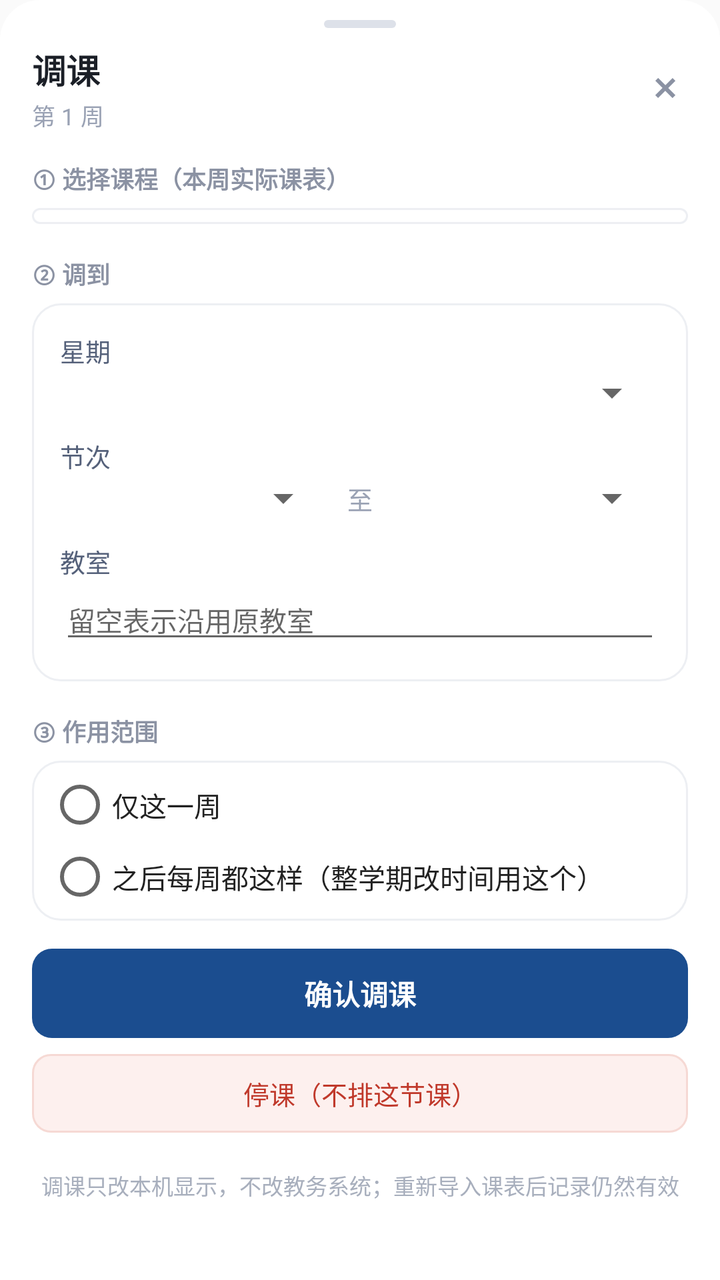
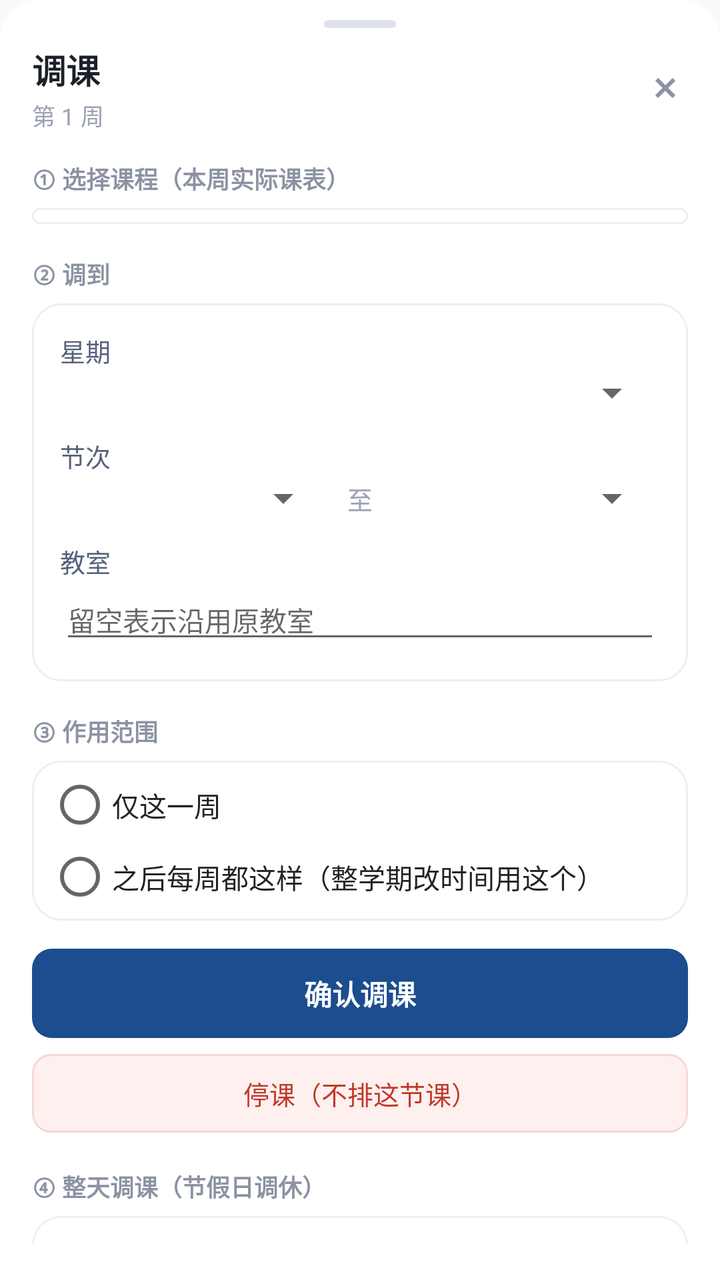

An Android layout rendered at two revisions. The XML below is the earlier revision; the diff shows what the commit changed to produce the second picture.
<!-- AndroidManifest.xml: application theme AppTheme -->
<!-- res/layout/sheet_adjust.xml -->
<?xml version="1.0" encoding="utf-8"?>
<LinearLayout xmlns:android="http://schemas.android.com/apk/res/android"
    android:layout_width="match_parent"
    android:layout_height="wrap_content"
    android:orientation="vertical"
    android:background="@drawable/sheet_bg"
    android:paddingStart="16dp"
    android:paddingEnd="16dp"
    android:paddingBottom="18dp">

    <View
        android:layout_width="36dp"
        android:layout_height="4dp"
        android:layout_gravity="center_horizontal"
        android:layout_marginTop="10dp"
        android:background="@drawable/sheet_handle" />

    <ScrollView
        android:layout_width="match_parent"
        android:layout_height="wrap_content"
        android:layout_marginTop="8dp"
        android:scrollbars="none">

        <LinearLayout
            android:layout_width="match_parent"
            android:layout_height="wrap_content"
            android:orientation="vertical">

            
            <LinearLayout
                android:layout_width="match_parent"
                android:layout_height="wrap_content"
                android:orientation="horizontal"
                android:gravity="center_vertical">

                <LinearLayout
                    android:layout_width="0dp"
                    android:layout_height="wrap_content"
                    android:layout_weight="1"
                    android:orientation="vertical">

                    <TextView
                        android:layout_width="wrap_content"
                        android:layout_height="wrap_content"
                        android:text="调课"
                        android:textSize="17sp"
                        android:textStyle="bold"
                        android:textColor="#1B1F27" />

                    <TextView
                        android:id="@+id/adjWeekHint"
                        android:layout_width="match_parent"
                        android:layout_height="wrap_content"
                        android:layout_marginTop="2dp"
                        android:text="第 1 周"
                        android:textSize="11.5sp"
                        android:textColor="#9AA2B4" />
                </LinearLayout>

                <ImageButton
                    android:id="@+id/adjClose"
                    android:layout_width="34dp"
                    android:layout_height="34dp"
                    android:layout_marginEnd="-6dp"
                    android:background="@drawable/btn_icon_flat"
                    android:src="@drawable/ic_skeu_close"
                    android:tint="#8B92A3"
                    android:scaleType="centerInside"
                    android:contentDescription="关闭" />
            </LinearLayout>

            
            <TextView
                android:layout_width="match_parent"
                android:layout_height="wrap_content"
                android:layout_marginTop="14dp"
                android:text="① 选择课程（本周实际课表）"
                android:textSize="12sp"
                android:textStyle="bold"
                android:textColor="#8B92A3" />

            <Spinner
                android:id="@+id/adjCourse"
                android:layout_width="match_parent"
                android:layout_height="wrap_content"
                android:layout_marginTop="6dp"
                android:background="@drawable/cache_card_bg"
                android:paddingStart="12dp"
                android:paddingEnd="10dp"
                android:paddingTop="4dp"
                android:paddingBottom="4dp"
                android:spinnerMode="dialog"
                android:popupBackground="#FFFFFF" />

            <TextView
                android:id="@+id/adjEmpty"
                android:layout_width="match_parent"
                android:layout_height="wrap_content"
                android:layout_marginTop="8dp"
                android:background="@drawable/cache_card_bg"
                android:gravity="center"
                android:paddingTop="18dp"
                android:paddingBottom="18dp"
                android:text="本周这张课表上没有课"
                android:textSize="12.5sp"
                android:textColor="#9AA2B4"
                android:visibility="gone" />

            
            <TextView
                android:layout_width="match_parent"
                android:layout_height="wrap_content"
                android:layout_marginTop="16dp"
                android:text="② 调到"
                android:textSize="12sp"
                android:textStyle="bold"
                android:textColor="#8B92A3" />

            <LinearLayout
                android:layout_width="match_parent"
                android:layout_height="wrap_content"
                android:layout_marginTop="6dp"
                android:orientation="vertical"
                android:background="@drawable/cache_card_bg"
                android:padding="14dp">

                <TextView
                    android:layout_width="wrap_content"
                    android:layout_height="wrap_content"
                    android:text="星期"
                    android:textSize="12.5sp"
                    android:textColor="#55617A" />

                <Spinner
                    android:id="@+id/adjDay"
                    android:layout_width="match_parent"
                    android:layout_height="wrap_content"
                    android:spinnerMode="dialog"
                    android:popupBackground="#FFFFFF" />

                <TextView
                    android:layout_width="wrap_content"
                    android:layout_height="wrap_content"
                    android:layout_marginTop="10dp"
                    android:text="节次"
                    android:textSize="12.5sp"
                    android:textColor="#55617A" />

                <LinearLayout
                    android:layout_width="match_parent"
                    android:layout_height="wrap_content"
                    android:orientation="horizontal"
                    android:gravity="center_vertical">

                    <Spinner
                        android:id="@+id/adjSeStart"
                        android:layout_width="0dp"
                        android:layout_height="wrap_content"
                        android:layout_weight="1"
                        android:spinnerMode="dialog"
                        android:popupBackground="#FFFFFF" />

                    <TextView
                        android:layout_width="wrap_content"
                        android:layout_height="wrap_content"
                        android:layout_marginStart="8dp"
                        android:layout_marginEnd="8dp"
                        android:text="至"
                        android:textSize="12.5sp"
                        android:textColor="#9AA2B4" />

                    <Spinner
                        android:id="@+id/adjSeEnd"
                        android:layout_width="0dp"
                        android:layout_height="wrap_content"
                        android:layout_weight="1"
                        android:spinnerMode="dialog"
                        android:popupBackground="#FFFFFF" />
                </LinearLayout>

                <TextView
                    android:layout_width="wrap_content"
                    android:layout_height="wrap_content"
                    android:layout_marginTop="10dp"
                    android:text="教室"
                    android:textSize="12.5sp"
                    android:textColor="#55617A" />

                <EditText
                    android:id="@+id/adjRoom"
                    android:layout_width="match_parent"
                    android:layout_height="wrap_content"
                    android:hint="留空表示沿用原教室"
                    android:importantForAutofill="no"
                    android:inputType="text"
                    android:maxLines="1"
                    android:textSize="13.5sp" />
            </LinearLayout>

            
            <TextView
                android:layout_width="match_parent"
                android:layout_height="wrap_content"
                android:layout_marginTop="16dp"
                android:text="③ 作用范围"
                android:textSize="12sp"
                android:textStyle="bold"
                android:textColor="#8B92A3" />

            <RadioGroup
                android:id="@+id/adjScope"
                android:layout_width="match_parent"
                android:layout_height="wrap_content"
                android:layout_marginTop="6dp"
                android:background="@drawable/cache_card_bg"
                android:orientation="vertical"
                android:paddingStart="8dp"
                android:paddingEnd="8dp"
                android:paddingTop="4dp"
                android:paddingBottom="4dp">

                <RadioButton
                    android:id="@+id/adjScopeWeek"
                    android:layout_width="match_parent"
                    android:layout_height="wrap_content"
                    android:paddingTop="8dp"
                    android:paddingBottom="8dp"
                    android:text="仅这一周"
                    android:textSize="13.5sp"
                    android:textColor="#222222" />

                <RadioButton
                    android:id="@+id/adjScopeAll"
                    android:layout_width="match_parent"
                    android:layout_height="wrap_content"
                    android:paddingTop="8dp"
                    android:paddingBottom="8dp"
                    android:text="之后每周都这样（整学期改时间用这个）"
                    android:textSize="13.5sp"
                    android:textColor="#222222" />
            </RadioGroup>

            
            <TextView
                android:id="@+id/adjConfirm"
                android:layout_width="match_parent"
                android:layout_height="wrap_content"
                android:layout_marginTop="14dp"
                android:background="@drawable/cache_btn_primary"
                android:gravity="center"
                android:paddingTop="12dp"
                android:paddingBottom="12dp"
                android:text="确认调课"
                android:textSize="14sp"
                android:textStyle="bold"
                android:textColor="#FFFFFF" />

            <TextView
                android:id="@+id/adjCancelWeek"
                android:layout_width="match_parent"
                android:layout_height="wrap_content"
                android:layout_marginTop="8dp"
                android:background="@drawable/cache_btn_danger"
                android:gravity="center"
                android:paddingTop="10dp"
                android:paddingBottom="10dp"
                android:text="停课（不排这节课）"
                android:textSize="13sp"
                android:textColor="#C0392B" />

            
            <TextView
                android:id="@+id/adjListTitle"
                android:layout_width="match_parent"
                android:layout_height="wrap_content"
                android:layout_marginTop="18dp"
                android:text="已有的调课记录"
                android:textSize="12sp"
                android:textStyle="bold"
                android:textColor="#8B92A3"
                android:visibility="gone" />

            <LinearLayout
                android:id="@+id/adjList"
                android:layout_width="match_parent"
                android:layout_height="wrap_content"
                android:layout_marginTop="6dp"
                android:orientation="vertical" />

            <TextView
                android:layout_width="match_parent"
                android:layout_height="wrap_content"
                android:layout_marginTop="12dp"
                android:gravity="center"
                android:lineSpacingExtra="2dp"
                android:text="调课只改本机显示，不改教务系统；重新导入课表后记录仍然有效"
                android:textSize="11sp"
                android:textColor="#A8AFBD" />
        </LinearLayout>
    </ScrollView>
</LinearLayout>
<!-- resources referenced by this layout -->
<resources>
  <!-- drawable btn_icon_flat (drawable) -->
  <?xml version="1.0" encoding="utf-8"?>
  <ripple xmlns:android="http://schemas.android.com/apk/res/android"
      android:color="#241B4D8F">
      <item android:id="@android:id/mask">
          <shape android:shape="oval">
              <solid android:color="#FFFFFF" />
          </shape>
      </item>
  </ripple>
  <!-- drawable cache_btn_danger (drawable) -->
  <?xml version="1.0" encoding="utf-8"?>
  <ripple xmlns:android="http://schemas.android.com/apk/res/android"
      android:color="#22C0392B">
      <item>
          <shape android:shape="rectangle">
              <solid android:color="#FDF0EE" />
              <corners android:radius="9dp" />
              <stroke
                  android:width="1dp"
                  android:color="#F6D9D4" />
          </shape>
      </item>
  </ripple>
  <!-- drawable cache_btn_primary (drawable) -->
  <?xml version="1.0" encoding="utf-8"?>
  <ripple xmlns:android="http://schemas.android.com/apk/res/android"
      android:color="#33FFFFFF">
      <item>
          <shape android:shape="rectangle">
              <solid android:color="#1B4D8F" />
              <corners android:radius="10dp" />
          </shape>
      </item>
  </ripple>
  <!-- drawable cache_card_bg (drawable) -->
  <?xml version="1.0" encoding="utf-8"?>
  <shape xmlns:android="http://schemas.android.com/apk/res/android"
      android:shape="rectangle">
      <solid android:color="#FFFFFF" />
      <corners android:radius="14dp" />
      <stroke
          android:width="1dp"
          android:color="#EDEFF3" />
  </shape>
  <!-- drawable ic_skeu_close (drawable) -->
  <?xml version="1.0" encoding="utf-8"?>
  <vector xmlns:android="http://schemas.android.com/apk/res/android"
      android:width="20dp"
      android:height="20dp"
      android:viewportWidth="24"
      android:viewportHeight="24">
  
      <path
          android:fillColor="#FFFFFFFF"
          android:pathData="M12,10.3l4.3,-4.3l1.7,1.7l-4.3,4.3l4.3,4.3l-1.7,1.7l-4.3,-4.3l-4.3,4.3l-1.7,-1.7l4.3,-4.3l-4.3,-4.3l1.7,-1.7z" />
  </vector>
  <!-- drawable sheet_bg (drawable) -->
  <?xml version="1.0" encoding="utf-8"?>
  <shape xmlns:android="http://schemas.android.com/apk/res/android"
      android:shape="rectangle">
      <solid android:color="#FFFFFF" />
      <corners
          android:topLeftRadius="20dp"
          android:topRightRadius="20dp" />
  </shape>
  <!-- drawable sheet_handle (drawable) -->
  <?xml version="1.0" encoding="utf-8"?>
  <shape xmlns:android="http://schemas.android.com/apk/res/android"
      android:shape="rectangle">
      <solid android:color="#DDE1E9" />
      <corners android:radius="2dp" />
  </shape>
  <style name="AppTheme" parent="android:Theme.Material.Light.NoActionBar">
          <item name="android:statusBarColor">#ffffff</item>
          <item name="android:windowLightStatusBar">true</item>
      </style>
</resources>

<!-- the commit's change to res/layout/sheet_adjust.xml (unified diff, before → after) -->
@@ -270,6 +270,120 @@
 
             
             <TextView
+                android:layout_width="match_parent"
+                android:layout_height="wrap_content"
+                android:layout_marginTop="18dp"
+                android:text="④ 整天调课（节假日调休）"
+                android:textSize="12sp"
+                android:textStyle="bold"
+                android:textColor="#8B92A3" />
+
+            <LinearLayout
+                android:layout_width="match_parent"
+                android:layout_height="wrap_content"
+                android:layout_marginTop="6dp"
+                android:orientation="vertical"
+                android:background="@drawable/cache_card_bg"
+                android:padding="14dp">
+
+                <TextView
+                    android:layout_width="wrap_content"
+                    android:layout_height="wrap_content"
+                    android:text="把这一天的所有课"
+                    android:textSize="12.5sp"
+                    android:textColor="#55617A" />
+
+                <LinearLayout
+                    android:layout_width="match_parent"
+                    android:layout_height="wrap_content"
+                    android:layout_marginTop="4dp"
+                    android:orientation="horizontal"
+                    android:gravity="center_vertical">
+
+                    <Spinner
+                        android:id="@+id/adjDmSrcWeek"
+                        android:layout_width="0dp"
+                        android:layout_height="wrap_content"
+                        android:layout_weight="1.2"
+                        android:spinnerMode="dialog"
+                        android:popupBackground="#FFFFFF" />
+
+                    <TextView
+                        android:layout_width="wrap_content"
+                        android:layout_height="wrap_content"
+                        android:layout_marginStart="4dp"
+                        android:layout_marginEnd="4dp"
+                        android:text="周"
+                        android:textSize="12.5sp"
+                        android:textColor="#55617A" />
+
+                    <Spinner
+                        android:id="@+id/adjDmSrcDay"
+                        android:layout_width="0dp"
+                        android:layout_height="wrap_content"
+                        android:layout_weight="1"
+                        android:spinnerMode="dialog"
+                        android:popupBackground="#FFFFFF" />
+                </LinearLayout>
+
+                <TextView
+                    android:layout_width="wrap_content"
+                    android:layout_height="wrap_content"
+                    android:layout_marginTop="8dp"
+                    android:text="整体调到 ↓"
+                    android:textSize="12.5sp"
+                    android:textColor="#55617A" />
+
+                <LinearLayout
+                    android:layout_width="match_parent"
+                    android:layout_height="wrap_content"
+                    android:layout_marginTop="4dp"
+                    android:orientation="horizontal"
+                    android:gravity="center_vertical">
+
+                    <Spinner
+                        android:id="@+id/adjDmDstWeek"
+                        android:layout_width="0dp"
+                        android:layout_height="wrap_content"
+                        android:layout_weight="1.2"
+                        android:spinnerMode="dialog"
+                        android:popupBackground="#FFFFFF" />
+
+                    <TextView
+                        android:layout_width="wrap_content"
+                        android:layout_height="wrap_content"
+                        android:layout_marginStart="4dp"
+                        android:layout_marginEnd="4dp"
+                        android:text="周"
+                        android:textSize="12.5sp"
+                        android:textColor="#55617A" />
+
+                    <Spinner
+                        android:id="@+id/adjDmDstDay"
+                        android:layout_width="0dp"
+                        android:layout_height="wrap_content"
+                        android:layout_weight="1"
+                        android:spinnerMode="dialog"
+                        android:popupBackground="#FFFFFF" />
+                </LinearLayout>
+
+                <TextView
+                    android:id="@+id/adjDmConfirm"
+                    android:layout_width="match_parent"
+                    android:layout_height="wrap_content"
+                    android:layout_marginTop="10dp"
+                    android:background="@drawable/btn_outline_blue"
+                    android:gravity="center"
+                    android:paddingTop="10dp"
+                    android:paddingBottom="10dp"
+                    android:text="确认整天调课"
+                    android:textSize="13.5sp"
+                    android:textStyle="bold"
+                    android:textColor="#1B4D8F" />
+            </LinearLayout>
+
+            
+            <TextView
                 android:id="@+id/adjListTitle"
                 android:layout_width="match_parent"
                 android:layout_height="wrap_content"
<!-- resource entries referenced after the edit -->
@@ -7,6 +7,20 @@
       <item android:id="@android:id/mask">
           <shape android:shape="oval">
               <solid android:color="#FFFFFF" />
+          </shape>
+      </item>
+  </ripple>
+  <!-- drawable btn_outline_blue (drawable) -->
+  <?xml version="1.0" encoding="utf-8"?>
+  <ripple xmlns:android="http://schemas.android.com/apk/res/android"
+      android:color="#1F1B4D8F">
+      <item>
+          <shape android:shape="rectangle">
+              <solid android:color="#FFFFFF" />
+              <corners android:radius="10dp" />
+              <stroke
+                  android:width="1dp"
+                  android:color="#C9D8EE" />
           </shape>
       </item>
   </ripple>
